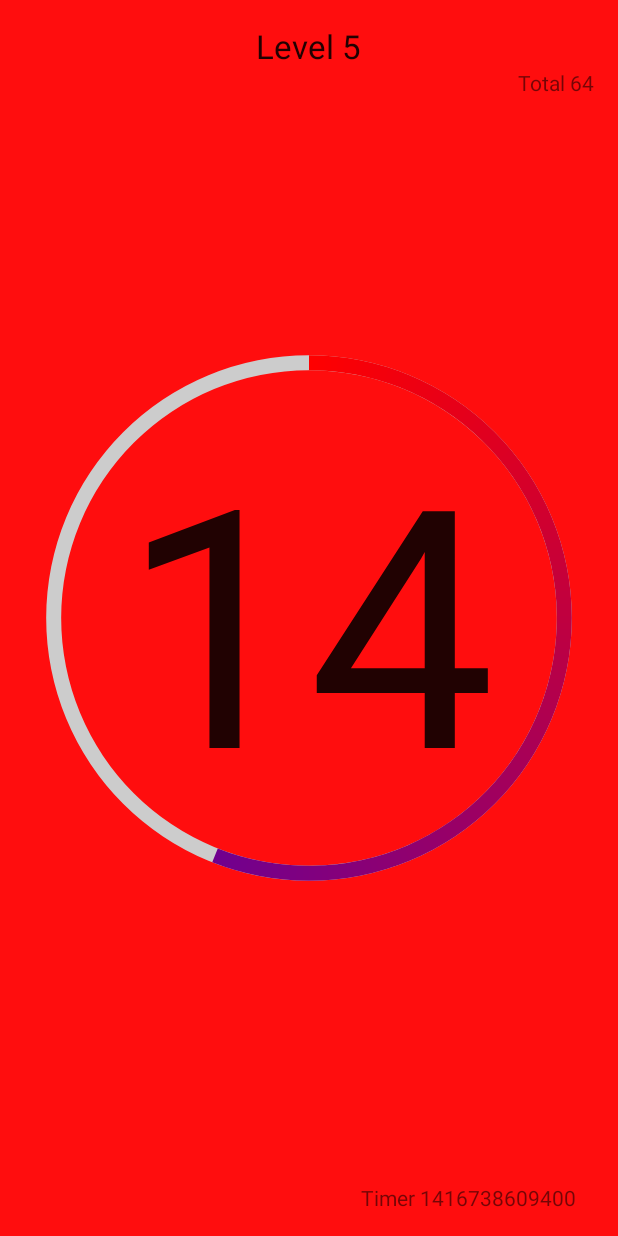
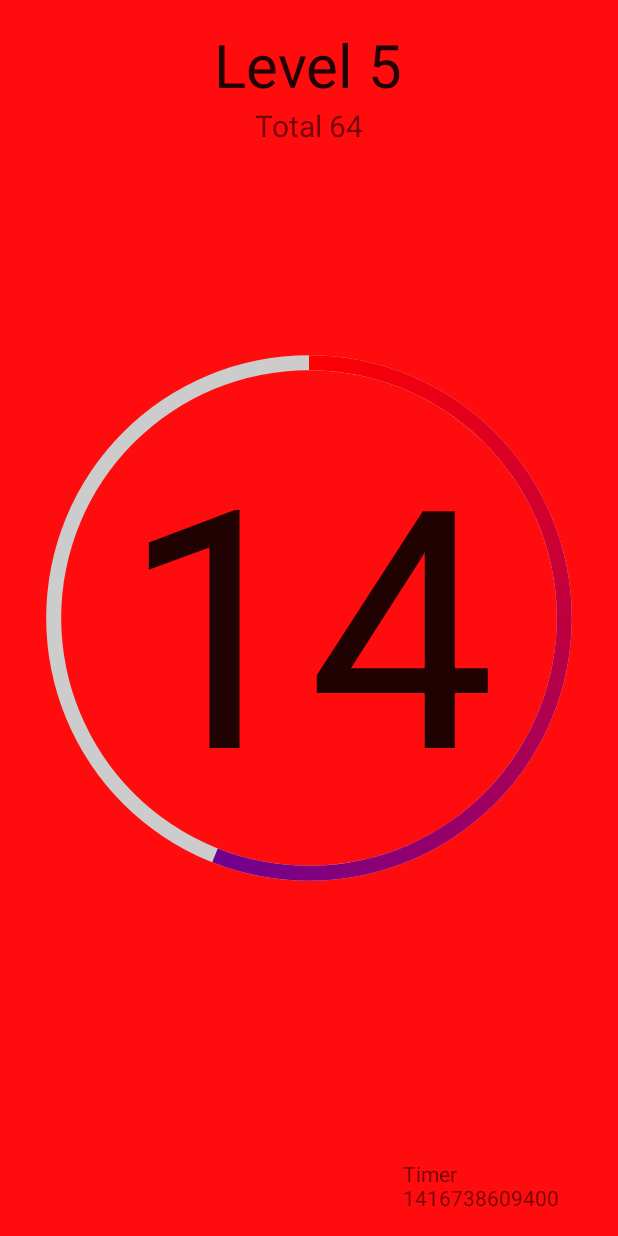
Before and after one commit to ajbowler/ShakeOff, an Android app: the screen it shows after launch (ShakeOff), on a phone screen of 412 x 824 dp. Run offline under Robolectric (Android 15) with nearby library versions, the phone set to English and light mode, and no system bars.

Commit message:
Minor text changes

```diff
--- a/MyApplication/app/src/main/res/layout/activity_shake_off.xml
+++ b/MyApplication/app/src/main/res/layout/activity_shake_off.xml
@@ -37,6 +37,7 @@
         android:layout_width="wrap_content"
         android:layout_height="wrap_content"
         android:textAppearance="?android:attr/textAppearanceLarge"
+        android:textSize="18pt"
         android:text="Level 1"
         android:id="@+id/levelCount"
         android:layout_alignParentTop="true"
@@ -48,9 +49,9 @@
         android:textAppearance="?android:attr/textAppearanceSmall"
         android:text="Total shakes"
         android:id="@+id/totalCount"
+        android:textSize="9pt"
         android:layout_below="@+id/levelCount"
-        android:layout_alignParentRight="true"
-        android:layout_alignParentEnd="true" />
+        android:layout_centerHorizontal="true" />
 
     <TextView
         android:layout_width="wrap_content"
```
